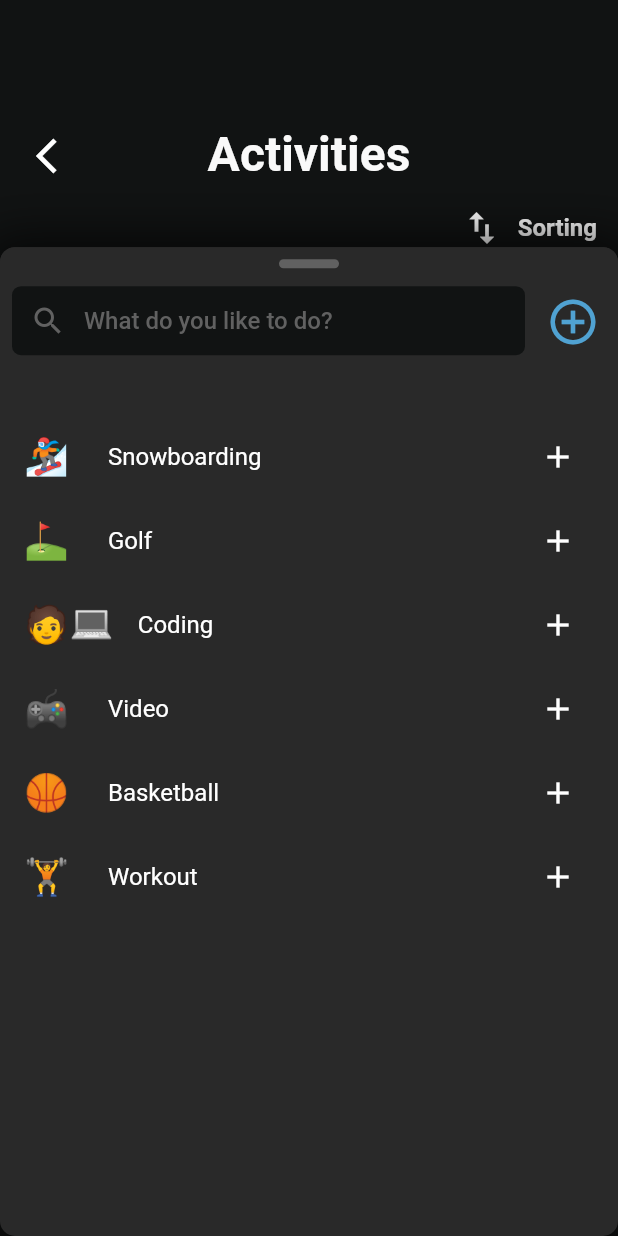
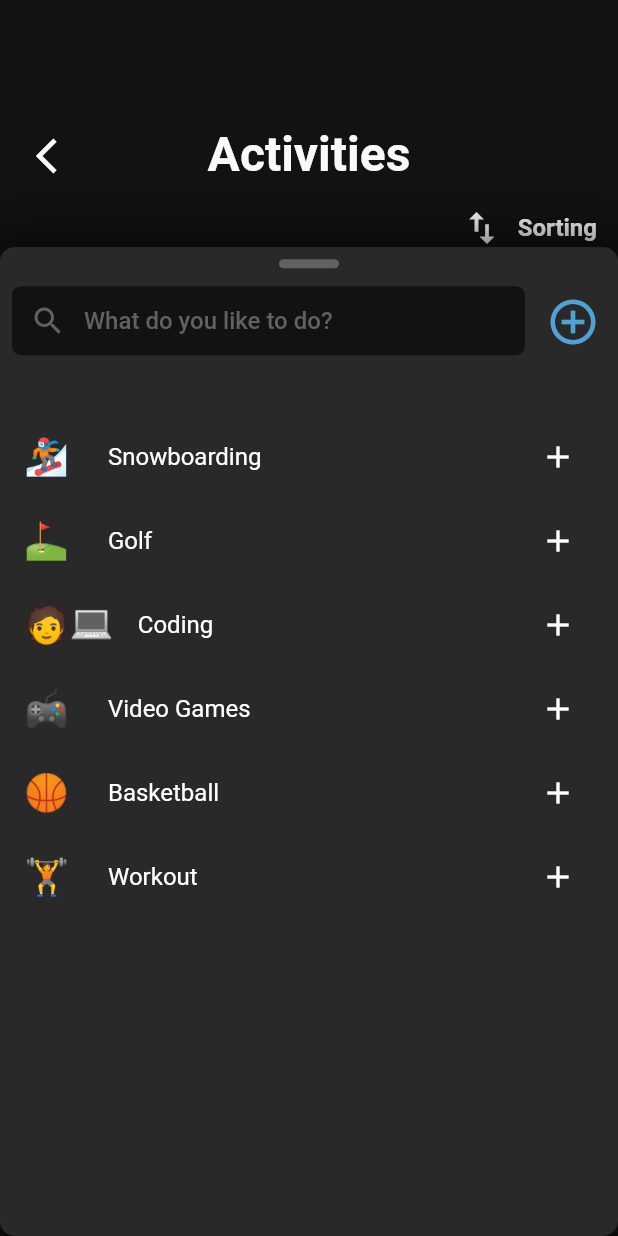
Before and after one commit to jacehalvorson/name_tbd, a Flutter app: the ActivitiesPage screen opened by its route, after a tap on the "add circle outline" icon, on a phone screen of 412 x 824 dp. Run offline on Flutter 3.47's test engine with Material 2 defaults, Android fonts, the phone set to English and light mode, and no system bars; our stand-ins replace shared_preferences; accounts and stored records are empty; generated files the repository leaves out were written again; Roboto replaces fonts that are missing (Montserrat).

Commit message:
minor fixes

```diff
--- a/lib/src/activities_list.dart
+++ b/lib/src/activities_list.dart
@@ -16,7 +16,7 @@ List<List<String>> activities = [
   ["🏂", "Snowboarding"],
   ["⛳️", "Golf"],
   ["🧑‍💻", "Coding"],
-  ["🎮", "Video"],
+  ["🎮", "Video Games"],
   ["🏀", "Basketball"],
   ["🏋️", "Workout"],
 ];
--- a/lib/src/main_page/refresh.dart
+++ b/lib/src/main_page/refresh.dart
@@ -3,7 +3,7 @@ import 'package:refresh/src/activities_page/activities.dart';
 import 'package:refresh/src/main_page/acceptance.dart';
 import 'package:refresh/src/theme.dart';
 import 'package:refresh/src/main_page/activity.dart';
-import 'package:refresh/src/settings/settings_view.dart';
+//import 'package:refresh/src/settings/settings_view.dart';
 import 'package:shared_preferences/shared_preferences.dart';
 
 import '../activities_list.dart';
```
